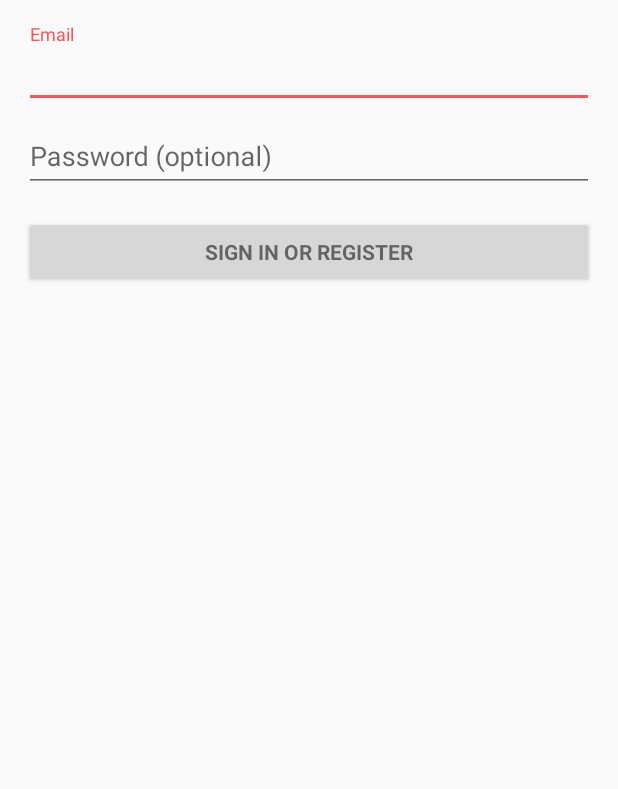
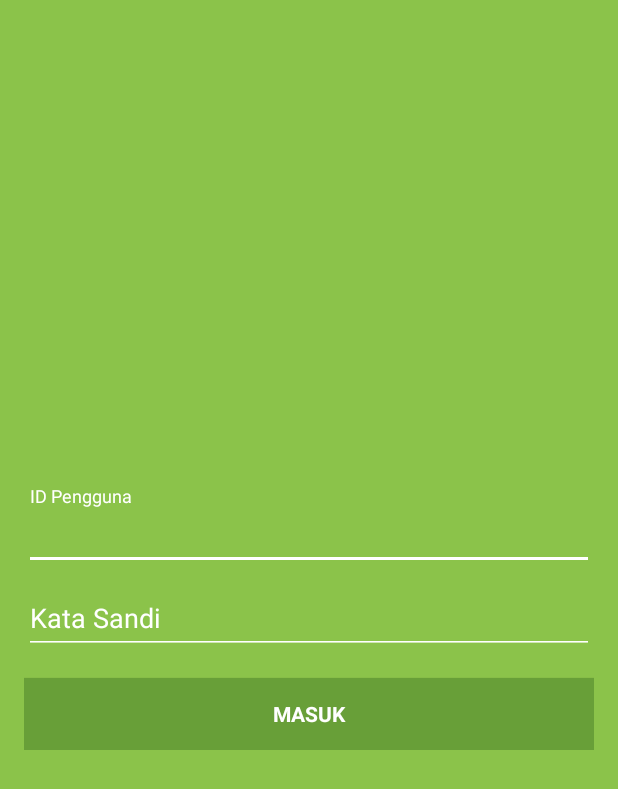
Before and after one commit to bravyto/SmartBin, an Android app: the layout activity_login.xml on its own in the app's theme, with its tools: preview values and no code run, on a phone screen of 412 x 824 dp. Shown: the top 789 px of the screen. Run offline under Robolectric (Android 15) with nearby library versions, the phone set to English and light mode, and no system bars.

Commit message:
membuat login activity (no logo tho)

```diff
--- a/app/src/main/AndroidManifest.xml
+++ b/app/src/main/AndroidManifest.xml
@@ -16,15 +16,15 @@
         <activity
             android:name=".LoginActivity"
             android:label="@string/app_name">
-
-        </activity>
-        <activity android:name=".MainActivity">
             <intent-filter>
                 <action android:name="android.intent.action.MAIN" />
 
                 <category android:name="android.intent.category.LAUNCHER" />
             </intent-filter>
         </activity>
+        <activity android:name=".MainActivity">
+
+        </activity>
     </application>
 
 </manifest>
--- a/app/src/main/res/layout/activity_login.xml
+++ b/app/src/main/res/layout/activity_login.xml
@@ -1,4 +1,4 @@
-<LinearLayout xmlns:android="http://schemas.android.com/apk/res/android"
+<RelativeLayout xmlns:android="http://schemas.android.com/apk/res/android"
     xmlns:tools="http://schemas.android.com/tools"
     android:layout_width="match_parent"
     android:layout_height="match_parent"
@@ -8,34 +8,29 @@
     android:paddingLeft="@dimen/activity_horizontal_margin"
     android:paddingRight="@dimen/activity_horizontal_margin"
     android:paddingTop="@dimen/activity_vertical_margin"
-    tools:context="com.mmcrajawali.smartbin.LoginActivity">
+    tools:context="com.mmcrajawali.smartbin.LoginActivity"
+    android:background="@color/colorPrimary">
 
-    <!-- Login progress -->
-    <ProgressBar
-        android:id="@+id/login_progress"
-        style="?android:attr/progressBarStyleLarge"
-        android:layout_width="wrap_content"
-        android:layout_height="wrap_content"
-        android:layout_marginBottom="8dp"
-        android:visibility="gone" />
-
-    <ScrollView
+    <LinearLayout
         android:id="@+id/login_form"
         android:layout_width="match_parent"
-        android:layout_height="match_parent">
+        android:layout_height="match_parent"
+        android:gravity="center_vertical">
 
         <LinearLayout
-            android:id="@+id/email_login_form"
+            android:id="@+id/id_login_form"
             android:layout_width="match_parent"
             android:layout_height="wrap_content"
-            android:orientation="vertical">
+            android:orientation="vertical"
+            android:gravity="center_vertical">
 
             <android.support.design.widget.TextInputLayout
                 android:layout_width="match_parent"
-                android:layout_height="wrap_content">
+                android:layout_height="wrap_content"
+                android:textColorHint="@android:color/white">
 
-                <AutoCompleteTextView
-                    android:id="@+id/email"
+                <EditText
+                    android:id="@+id/id"
                     android:layout_width="match_parent"
                     android:layout_height="wrap_content"
                     android:hint="@string/prompt_email"
@@ -47,7 +42,8 @@
 
             <android.support.design.widget.TextInputLayout
                 android:layout_width="match_parent"
-                android:layout_height="wrap_content">
+                android:layout_height="wrap_content"
+                android:textColorHint="@android:color/white">
 
                 <EditText
                     android:id="@+id/password"
@@ -64,14 +60,16 @@
             </android.support.design.widget.TextInputLayout>
 
             <Button
-                android:id="@+id/email_sign_in_button"
+                android:id="@+id/sign_in_button"
                 style="?android:textAppearanceSmall"
                 android:layout_width="match_parent"
                 android:layout_height="wrap_content"
                 android:layout_marginTop="16dp"
                 android:text="@string/action_sign_in"
-                android:textStyle="bold" />
+                android:textStyle="bold"
+                android:background="@color/colorPrimaryDark"
+                android:textColor="#FFFFFF" />
 
         </LinearLayout>
-    </ScrollView>
-</LinearLayout>
+    </LinearLayout>
+</RelativeLayout>
--- a/app/src/main/res/values/strings.xml
+++ b/app/src/main/res/values/strings.xml
@@ -2,10 +2,10 @@
     <string name="app_name">SmartBin</string>
 
     <!-- Strings related to login -->
-    <string name="prompt_email">Email</string>
-    <string name="prompt_password">Password (optional)</string>
-    <string name="action_sign_in">Sign in or register</string>
-    <string name="action_sign_in_short">Sign in</string>
+    <string name="prompt_email">ID Pengguna</string>
+    <string name="prompt_password">Kata Sandi</string>
+    <string name="action_sign_in">Masuk</string>
+    <string name="action_sign_in_short">Masuk</string>
     <string name="error_invalid_email">This email address is invalid</string>
     <string name="error_invalid_password">This password is too short</string>
     <string name="error_incorrect_password">This password is incorrect</string>
--- a/app/src/main/res/values/styles.xml
+++ b/app/src/main/res/values/styles.xml
@@ -12,6 +12,9 @@
         <item name="colorPrimary">@color/colorPrimary</item>
         <item name="colorPrimaryDark">@color/colorPrimaryDark</item>
         <item name="colorAccent">@color/colorAccent</item>
+        <item name="colorControlNormal">@android:color/white</item>
+        <item name="colorControlActivated">@android:color/white</item>
+        <item name="colorControlHighlight">@android:color/white</item>
     </style>
 
 </resources>
```
